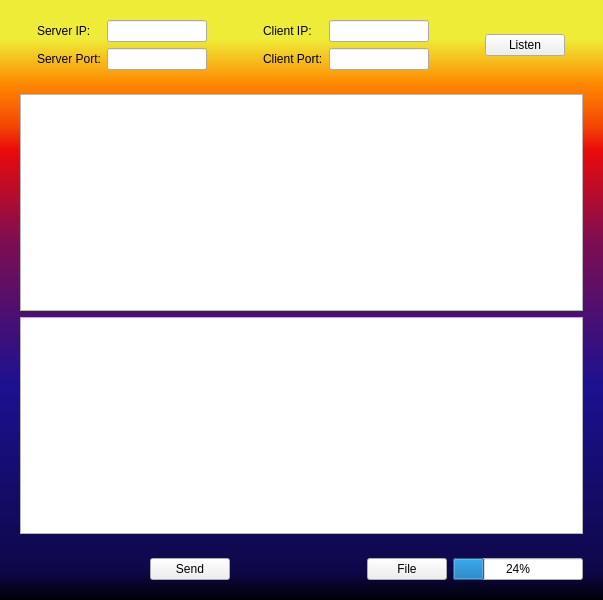
Qt form 23-TCPServer/widget.ui (aoji-tjut/QT) before a commit.
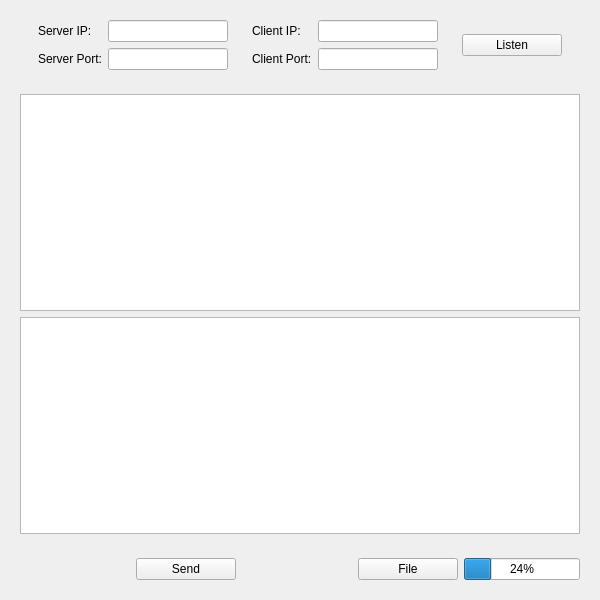
The same form after that commit.

Diff of the .ui file:
```diff
--- a/23-TCPServer/widget.ui
+++ b/23-TCPServer/widget.ui
@@ -6,7 +6,7 @@
    <rect>
     <x>0</x>
     <y>0</y>
-    <width>603</width>
+    <width>600</width>
     <height>600</height>
    </rect>
   </property>
@@ -14,12 +14,31 @@
    <string>Widget</string>
   </property>
   <property name="styleSheet">
-   <string notr="true">#Widget{background:qlineargradient(spread:pad, x1:0, y1:1, x2:0, y2:0, stop:0 rgba(0, 0, 0, 255), stop:0.05 rgba(14, 8, 73, 255), stop:0.36 rgba(28, 17, 145, 255), stop:0.6 rgba(126, 14, 81, 255), stop:0.75 rgba(234, 11, 11, 255), stop:0.79 rgba(244, 70, 5, 255), stop:0.86 rgba(255, 136, 0, 255), stop:0.935 rgba(239, 236, 55, 255))}</string>
+   <string notr="true"/>
   </property>
   <layout class="QVBoxLayout" name="verticalLayout_2">
    <item>
     <widget class="QWidget" name="widget_3" native="true">
      <layout class="QGridLayout" name="gridLayout">
+      <item row="1" column="2">
+       <widget class="QLineEdit" name="line_server_port">
+        <property name="minimumSize">
+         <size>
+          <width>120</width>
+          <height>0</height>
+         </size>
+        </property>
+        <property name="maximumSize">
+         <size>
+          <width>120</width>
+          <height>16777215</height>
+         </size>
+        </property>
+        <property name="alignment">
+         <set>Qt::AlignCenter</set>
+        </property>
+       </widget>
+      </item>
       <item row="0" column="4">
        <widget class="QLabel" name="label_3">
         <property name="text">
@@ -31,13 +50,13 @@
        <widget class="QLineEdit" name="line_client_ip">
         <property name="minimumSize">
          <size>
-          <width>100</width>
+          <width>120</width>
           <height>0</height>
          </size>
         </property>
         <property name="maximumSize">
          <size>
-          <width>100</width>
+          <width>120</width>
           <height>16777215</height>
          </size>
         </property>
@@ -46,8 +65,8 @@
         </property>
        </widget>
       </item>
-      <item row="1" column="2">
-       <widget class="QLineEdit" name="line_server_port">
+      <item row="0" column="7" rowspan="2">
+       <widget class="QPushButton" name="bt_listen">
         <property name="minimumSize">
          <size>
           <width>100</width>
@@ -57,6 +76,25 @@
         <property name="maximumSize">
          <size>
           <width>100</width>
+          <height>16777215</height>
+         </size>
+        </property>
+        <property name="text">
+         <string>Listen</string>
+        </property>
+       </widget>
+      </item>
+      <item row="0" column="2">
+       <widget class="QLineEdit" name="line_server_ip">
+        <property name="minimumSize">
+         <size>
+          <width>120</width>
+          <height>0</height>
+         </size>
+        </property>
+        <property name="maximumSize">
+         <size>
+          <width>120</width>
           <height>16777215</height>
          </size>
         </property>
@@ -66,7 +104,7 @@
        </widget>
       </item>
       <item row="0" column="0">
-       <spacer name="horizontalSpacer_6">
+       <spacer name="horizontalSpacer_4">
         <property name="orientation">
          <enum>Qt::Horizontal</enum>
         </property>
@@ -78,31 +116,17 @@
         </property>
        </spacer>
       </item>
-      <item row="1" column="1">
-       <widget class="QLabel" name="label_2">
-        <property name="text">
-         <string>Server Port:</string>
-        </property>
-       </widget>
-      </item>
-      <item row="0" column="1">
-       <widget class="QLabel" name="label">
-        <property name="text">
-         <string>Server IP:</string>
-        </property>
-       </widget>
-      </item>
       <item row="0" column="6">
        <spacer name="horizontalSpacer_5">
         <property name="orientation">
          <enum>Qt::Horizontal</enum>
         </property>
         <property name="sizeType">
-         <enum>QSizePolicy::Fixed</enum>
+         <enum>QSizePolicy::Expanding</enum>
         </property>
         <property name="sizeHint" stdset="0">
          <size>
-          <width>50</width>
+          <width>40</width>
           <height>20</height>
          </size>
         </property>
@@ -115,61 +139,10 @@
         </property>
        </widget>
       </item>
-      <item row="0" column="7" rowspan="2">
-       <widget class="QPushButton" name="bt_listen">
+      <item row="0" column="1">
+       <widget class="QLabel" name="label">
         <property name="text">
-         <string>Listen</string>
-        </property>
-       </widget>
-      </item>
-      <item row="0" column="2">
-       <widget class="QLineEdit" name="line_server_ip">
-        <property name="minimumSize">
-         <size>
-          <width>100</width>
-          <height>0</height>
-         </size>
-        </property>
-        <property name="maximumSize">
-         <size>
-          <width>100</width>
-          <height>16777215</height>
-         </size>
-        </property>
-        <property name="alignment">
-         <set>Qt::AlignCenter</set>
-        </property>
-       </widget>
-      </item>
-      <item row="0" column="8">
-       <spacer name="horizontalSpacer_7">
-        <property name="orientation">
-         <enum>Qt::Horizontal</enum>
-        </property>
-        <property name="sizeHint" stdset="0">
-         <size>
-          <width>40</width>
-          <height>20</height>
-         </size>
-        </property>
-       </spacer>
-      </item>
-      <item row="1" column="5">
-       <widget class="QLineEdit" name="line_client_port">
-        <property name="minimumSize">
-         <size>
-          <width>100</width>
-          <height>0</height>
-         </size>
-        </property>
-        <property name="maximumSize">
-         <size>
-          <width>100</width>
-          <height>16777215</height>
-         </size>
-        </property>
-        <property name="alignment">
-         <set>Qt::AlignCenter</set>
+         <string>Server IP:</string>
         </property>
        </widget>
       </item>
@@ -179,11 +152,50 @@
          <enum>Qt::Horizontal</enum>
         </property>
         <property name="sizeType">
-         <enum>QSizePolicy::Fixed</enum>
+         <enum>QSizePolicy::Expanding</enum>
         </property>
         <property name="sizeHint" stdset="0">
          <size>
-          <width>50</width>
+          <width>40</width>
+          <height>20</height>
+         </size>
+        </property>
+       </spacer>
+      </item>
+      <item row="1" column="1">
+       <widget class="QLabel" name="label_2">
+        <property name="text">
+         <string>Server Port:</string>
+        </property>
+       </widget>
+      </item>
+      <item row="1" column="5">
+       <widget class="QLineEdit" name="line_client_port">
+        <property name="minimumSize">
+         <size>
+          <width>120</width>
+          <height>0</height>
+         </size>
+        </property>
+        <property name="maximumSize">
+         <size>
+          <width>120</width>
+          <height>16777215</height>
+         </size>
+        </property>
+        <property name="alignment">
+         <set>Qt::AlignCenter</set>
+        </property>
+       </widget>
+      </item>
+      <item row="0" column="8">
+       <spacer name="horizontalSpacer_6">
+        <property name="orientation">
+         <enum>Qt::Horizontal</enum>
+        </property>
+        <property name="sizeHint" stdset="0">
+         <size>
+          <width>40</width>
           <height>20</height>
          </size>
         </property>
@@ -224,13 +236,13 @@
        <widget class="QPushButton" name="bt_send">
         <property name="minimumSize">
          <size>
-          <width>80</width>
+          <width>100</width>
           <height>0</height>
          </size>
         </property>
         <property name="maximumSize">
          <size>
-          <width>80</width>
+          <width>100</width>
           <height>16777215</height>
          </size>
         </property>
@@ -256,13 +268,13 @@
        <widget class="QPushButton" name="bt_file">
         <property name="minimumSize">
          <size>
-          <width>80</width>
+          <width>100</width>
           <height>0</height>
          </size>
         </property>
         <property name="maximumSize">
          <size>
-          <width>80</width>
+          <width>100</width>
           <height>16777215</height>
          </size>
         </property>
@@ -273,6 +285,18 @@
       </item>
       <item>
        <widget class="QProgressBar" name="progress_bar">
+        <property name="minimumSize">
+         <size>
+          <width>100</width>
+          <height>0</height>
+         </size>
+        </property>
+        <property name="maximumSize">
+         <size>
+          <width>16777215</width>
+          <height>16777215</height>
+         </size>
+        </property>
         <property name="value">
          <number>24</number>
         </property>
```
